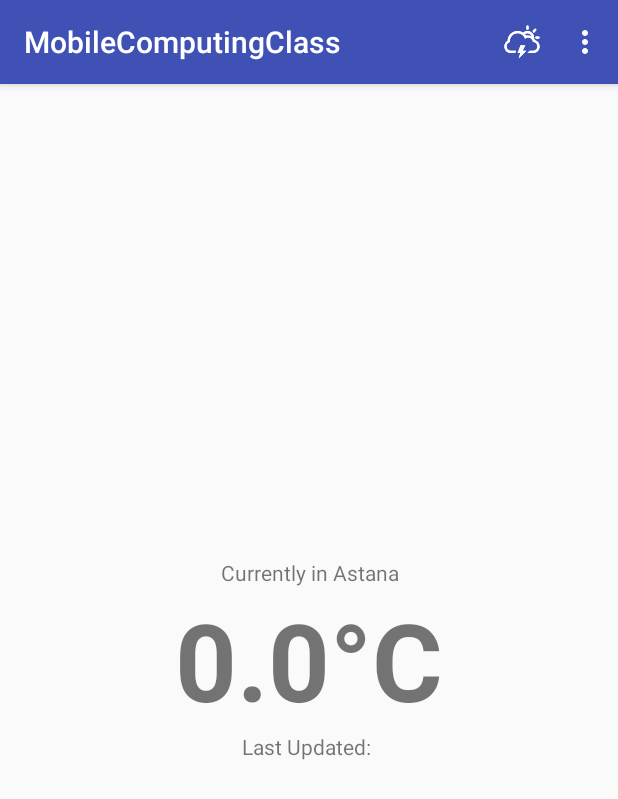
After one commit to strigePC/csci330-Mobile-Computing, an Android app: the ToolbarRESTActivity screen opened directly, with no data from a screen before it, on a phone screen of 412 x 824 dp. The commit adds this screen. Shown: the top 799 px of the screen. Run offline under Robolectric (Android 15) with nearby library versions, the phone set to English and light mode, and no system bars; libraries missing offline, so code that uses them is left out: org.springframework.http, org.springframework.web.

Commit message:
Add 18/01/18 lecture exercise (Toolbar and REST API) Change target SDK to 27

```diff
--- a/app/src/main/AndroidManifest.xml
+++ b/app/src/main/AndroidManifest.xml
@@ -1,6 +1,8 @@
 <?xml version="1.0" encoding="utf-8"?>
 <manifest xmlns:android="http://schemas.android.com/apk/res/android"
     package="com.example.strig.mobilecomputingclass">
+
+    <uses-permission android:name="android.permission.INTERNET" />
 
     <application
         android:allowBackup="true"
@@ -34,7 +36,8 @@
         </service>
 
         <activity android:name=".ExercisesActivity" />
-        <activity android:name=".HomeworkActivity"></activity>
+        <activity android:name=".HomeworkActivity" />
+        <activity android:name=".le180118.ToolbarRESTActivity"></activity>
     </application>
 
 </manifest>
--- /dev/null
+++ b/app/src/main/java/com/example/strig/mobilecomputingclass/le180118/ToolbarRESTActivity.java
@@ -0,0 +1,128 @@
+package com.example.strig.mobilecomputingclass.le180118;
+
+import android.annotation.SuppressLint;
+import android.os.AsyncTask;
+import android.support.v7.app.AppCompatActivity;
+import android.os.Bundle;
+import android.view.Menu;
+import android.view.MenuItem;
+import android.view.View;
+import android.widget.LinearLayout;
+import android.widget.RelativeLayout;
+import android.widget.TextView;
+
+import com.example.strig.mobilecomputingclass.R;
+
+import org.json.JSONException;
+import org.json.JSONObject;
+import org.springframework.http.converter.StringHttpMessageConverter;
+import org.springframework.web.client.RestTemplate;
+
+import java.text.DateFormat;
+import java.util.Date;
+import java.util.concurrent.ExecutionException;
+
+public class ToolbarRESTActivity extends AppCompatActivity {
+
+    private static final String TAG = "";
+
+    private RelativeLayout progress;
+    private LinearLayout data;
+    private TextView temperatureView;
+    private TextView lastUpdatedView;
+
+    private double temperature = 0.0;
+
+    @Override
+    protected void onCreate(Bundle savedInstanceState) {
+        super.onCreate(savedInstanceState);
+        setContentView(R.layout.activity_toolbar_rest);
+
+        progress = findViewById(R.id.le180118_progress);
+        data = findViewById(R.id.le180118_data);
+        temperatureView = findViewById(R.id.le180118_temperature);
+        lastUpdatedView = findViewById(R.id.le180118_temperatureText2);
+
+        String strTemperatureFormat = getResources().getString(R.string.temperature_value);
+        String strTemperature = String.format(strTemperatureFormat, 0.0);
+
+        String strLastUpdatedFormat = getResources().getString(R.string.temperature_text_2);
+        String strLastUpdated = String.format(strLastUpdatedFormat, "");
+
+        temperatureView.setText(strTemperature);
+        lastUpdatedView.setText(strLastUpdated);
+    }
+
+    @Override
+    public boolean onCreateOptionsMenu(Menu menu) {
+        getMenuInflater().inflate(R.menu.menu, menu);
+        return super.onCreateOptionsMenu(menu);
+    }
+
+    @SuppressLint("DefaultLocale")
+    @Override
+    public boolean onOptionsItemSelected(MenuItem item) {
+        switch (item.getItemId()) {
+            case R.id.weather_item:
+                WeatherAsyncTask loadInfo = new WeatherAsyncTask();
+                try {
+                    loadInfo.execute(getString(R.string.weather_api_url)).get();
+                } catch (InterruptedException e) {
+                    e.printStackTrace();
+                } catch (ExecutionException e) {
+                    e.printStackTrace();
+                }
+
+                return true;
+            default:
+                return super.onOptionsItemSelected(item);
+        }
+    }
+
+    private class WeatherAsyncTask extends AsyncTask<String, Void, Double> {
+
+        @Override
+        protected void onPreExecute() {
+            super.onPreExecute();
+
+            progress.setVisibility(View.VISIBLE);
+            data.setVisibility(View.GONE);
+        }
+
+        @Override
+        protected Double doInBackground(String... urls) {
+            String url = urls[0];
+
+            RestTemplate restTemplate = new RestTemplate();
+            restTemplate.getMessageConverters().add(new StringHttpMessageConverter());
+
+            try {
+                JSONObject forecastObject = new JSONObject(restTemplate.getForObject(url, String.class, "Android"));
+                JSONObject currentlyObject = forecastObject.getJSONObject("currently");
+                temperature = (currentlyObject.getDouble("temperature") - 32) / 1.8;
+            } catch (JSONException e) {
+                e.printStackTrace();
+            }
+
+            return temperature;
+        }
+
+        protected void onPostExecute(Double result) {
+            String lastUpdated = DateFormat.getDateTimeInstance().format(new Date());
+
+            String strTemperatureFormat = getResources().getString(R.string.temperature_value);
+            String strTemperature = String.format(strTemperatureFormat, result);
+
+            String strLastUpdatedFormat = getResources().getString(R.string.temperature_text_2);
+            String strLastUpdated = String.format(strLastUpdatedFormat, lastUpdated);
+
+            temperatureView.setText(strTemperature);
+            lastUpdatedView.setText(strLastUpdated);
+
+            progress.setVisibility(View.GONE);
+
+            data.setVisibility(View.VISIBLE);
+        }
+    }
+
+}
--- /dev/null
+++ b/app/src/main/res/drawable-v24/ic_weather_icon.xml
@@ -0,0 +1,5 @@
+<vector android:height="24dp" android:viewportHeight="1000.0"
+    android:viewportWidth="1000.0" android:width="24dp" xmlns:android="http://schemas.android.com/apk/res/android">
+    <path android:fillColor="#FFFFFF" android:pathData="M867.5,377.6c0,-17 13.8,-30.6 30.9,-30.6h60.7c17.3,0 30.9,13.7 30.9,30.6c0,17 -13.8,30.6 -30.9,30.6h-60.7C881.1,408.2 867.5,394.5 867.5,377.6L867.5,377.6zM771.1,344.8c-14.3,-51.8 -61.7,-89.8 -118,-89.8c-28.2,0 -54.1,9.5 -74.8,25.5c12.6,13.4 23.9,28.1 33.7,43.9c17.9,-5.3 36.9,-8.1 56.5,-8.1C706,316.3 741.1,326.7 771.1,344.8L771.1,344.8zM653.1,163.1c-17,0 -30.6,-13.8 -30.6,-30.9V71.6c0,-17.3 13.7,-30.9 30.6,-30.9c17,0 30.6,13.8 30.6,30.9v60.7C683.7,149.6 670,163.1 653.1,163.1L653.1,163.1zM804.7,225.9c-12,-12 -11.9,-31.4 0.2,-43.5l42.9,-42.9c12.2,-12.2 31.5,-12.2 43.5,-0.2s11.9,31.4 -0.2,43.5l-42.9,42.9C836,238 816.7,237.9 804.7,225.9L804.7,225.9zM460.6,591.9h131.2l-75,153.1h105.6L408.1,959.3l43.8,-153.1h-74.4L460.6,591.9zM530.8,240.3c32.5,-29 75.3,-46.6 122.2,-46.6c101.5,0 183.7,82.3 183.7,183.7c0,9.6 -0.7,19.1 -2.2,28.3c8.1,12.2 14.9,25.5 20.1,39.4c77.9,21.3 135.2,92.6 135.2,177.2c0,101.3 -82.3,183.7 -183.7,183.7h-153l61.2,-61.2h92c67.6,0 122.4,-55 122.4,-122.5c0,-67.6 -54.9,-122.5 -122.4,-122.5h-0.9c-7.6,-68.9 -66,-122.5 -137,-122.5c-32.4,0 -62.1,11.2 -85.7,29.9C556.1,319.2 474.3,255 377.5,255c-118.4,0 -214.4,96 -214.4,214.4c0,11.5 0.9,22.8 2.7,33.8c-54.2,12.7 -94.5,61.4 -94.5,119.3c0,67.6 54.9,122.5 122.4,122.5h141l-24.5,61.2H193.7C92.3,806.2 10,724 10,622.5c0,-67.9 37,-127.3 91.9,-159.1c3.2,-149.4 125.3,-269.6 275.5,-269.6C434.2,193.8 487,210.9 530.8,240.3L530.8,240.3z"/>
+    <path android:fillColor="#FFFFFF" android:pathData="M867.5,377.6c0,-17 13.8,-30.6 30.9,-30.6h60.7c17.3,0 30.9,13.7 30.9,30.6c0,17 -13.8,30.6 -30.9,30.6h-60.7C881.1,408.2 867.5,394.5 867.5,377.6L867.5,377.6zM771.1,344.8c-14.3,-51.8 -61.7,-89.8 -118,-89.8c-28.2,0 -54.1,9.5 -74.8,25.5c12.6,13.4 23.9,28.1 33.7,43.9c17.9,-5.3 36.9,-8.1 56.5,-8.1C706,316.3 741.1,326.7 771.1,344.8L771.1,344.8zM653.1,163.1c-17,0 -30.6,-13.8 -30.6,-30.9V71.6c0,-17.3 13.7,-30.9 30.6,-30.9c17,0 30.6,13.8 30.6,30.9v60.7C683.7,149.6 670,163.1 653.1,163.1L653.1,163.1zM804.7,225.9c-12,-12 -11.9,-31.4 0.2,-43.5l42.9,-42.9c12.2,-12.2 31.5,-12.2 43.5,-0.2s11.9,31.4 -0.2,43.5l-42.9,42.9C836,238 816.7,237.9 804.7,225.9L804.7,225.9zM460.6,591.9h131.2l-75,153.1h105.6L408.1,959.3l43.8,-153.1h-74.4L460.6,591.9zM530.8,240.3c32.5,-29 75.3,-46.6 122.2,-46.6c101.5,0 183.7,82.3 183.7,183.7c0,9.6 -0.7,19.1 -2.2,28.3c8.1,12.2 14.9,25.5 20.1,39.4c77.9,21.3 135.2,92.6 135.2,177.2c0,101.3 -82.3,183.7 -183.7,183.7h-153l61.2,-61.2h92c67.6,0 122.4,-55 122.4,-122.5c0,-67.6 -54.9,-122.5 -122.4,-122.5h-0.9c-7.6,-68.9 -66,-122.5 -137,-122.5c-32.4,0 -62.1,11.2 -85.7,29.9C556.1,319.2 474.3,255 377.5,255c-118.4,0 -214.4,96 -214.4,214.4c0,11.5 0.9,22.8 2.7,33.8c-54.2,12.7 -94.5,61.4 -94.5,119.3c0,67.6 54.9,122.5 122.4,122.5h141l-24.5,61.2H193.7C92.3,806.2 10,724 10,622.5c0,-67.9 37,-127.3 91.9,-159.1c3.2,-149.4 125.3,-269.6 275.5,-269.6C434.2,193.8 487,210.9 530.8,240.3L530.8,240.3z"/>
+</vector>
--- /dev/null
+++ b/app/src/main/res/layout/activity_toolbar_rest.xml
@@ -0,0 +1,52 @@
+<?xml version="1.0" encoding="utf-8"?>
+<android.support.constraint.ConstraintLayout xmlns:android="http://schemas.android.com/apk/res/android"
+    xmlns:app="http://schemas.android.com/apk/res-auto"
+    xmlns:tools="http://schemas.android.com/tools"
+    android:layout_width="match_parent"
+    android:layout_height="match_parent"
+    tools:context="com.example.strig.mobilecomputingclass.le180118.ToolbarRESTActivity">
+
+    <RelativeLayout
+        android:id="@+id/le180118_progress"
+        android:layout_width="match_parent"
+        android:layout_height="match_parent"
+        android:background="@android:color/transparent"
+        android:gravity="center"
+        android:visibility="gone">
+
+        <ProgressBar
+            android:layout_width="wrap_content"
+            android:layout_height="wrap_content" />
+    </RelativeLayout>
+
+    <LinearLayout
+        android:id="@+id/le180118_data"
+        android:layout_width="match_parent"
+        android:layout_height="match_parent"
+        android:orientation="vertical"
+        android:visibility="visible"
+        android:gravity="center">
+        <TextView
+            android:id="@+id/le180118_temperatureText1"
+            android:layout_width="wrap_content"
+            android:layout_height="wrap_content"
+            android:text="@string/temperature_text_1"
+            android:textAlignment="center" />
+
+        <TextView
+            android:id="@+id/le180118_temperature"
+            android:layout_width="wrap_content"
+            android:layout_height="wrap_content"
+            android:text="@string/temperature_value"
+            android:textSize="72sp"
+            android:textStyle="bold" />
+
+        <TextView
+            android:id="@+id/le180118_temperatureText2"
+            android:layout_width="wrap_content"
+            android:layout_height="wrap_content"
+            android:text="@string/temperature_text_2"
+            android:textAlignment="center" />
+    </LinearLayout>
+
+</android.support.constraint.ConstraintLayout>
--- /dev/null
+++ b/app/src/main/res/menu/menu.xml
@@ -0,0 +1,20 @@
+<menu
+    xmlns:android="http://schemas.android.com/apk/res/android"
+    xmlns:app="http://schemas.android.com/apk/res-auto"
+    xmlns:tools="http://schemas.android.com/tools"
+    >
+
+    <item
+        android:id="@+id/action_settings"
+        android:title="@string/action_settings"
+        android:orderInCategory="100"
+        app:showAsAction="never" />
+
+    <item
+        android:id="@+id/weather_item"
+        android:icon="@drawable/ic_weather_icon"
+        android:title="@string/show_weather"
+        android:orderInCategory="0"
+        app:showAsAction="ifRoom|withText"
+        />
+</menu>
--- a/app/src/main/res/values/colors.xml
+++ b/app/src/main/res/values/colors.xml
@@ -3,4 +3,5 @@
     <color name="colorPrimary">#3F51B5</color>
     <color name="colorPrimaryDark">#303F9F</color>
     <color name="colorAccent">#FF4081</color>
+    <color name="white">#FFFFFF</color>
 </resources>
--- a/app/src/main/res/values/strings.xml
+++ b/app/src/main/res/values/strings.xml
@@ -10,7 +10,7 @@
     </string-array>
     <string-array name="exercises">
         <item>16/01/18 - Touch and Custom Views</item>
-        <item>18/01/18 - Toolbars</item>
+        <item>18/01/18 - Toolbar and REST API</item>
         <item>23/01/18 - Sensors</item>
         <item>25/01/18 - Camera</item>
         <item>30/01/18 - ListView</item>
@@ -27,4 +27,12 @@
         <item>13/03/18 - Testing</item>
         <item>29/03/18 - Live Wallpaper</item>
     </string-array>
+
+    <!--le180118-->
+    <string name="action_settings">Settings</string>
+    <string name="show_weather">Show Weather</string>
+    <string name="temperature_value">%1$.1f°C</string>
+    <string name="temperature_text_1">Currently in Astana</string>
+    <string name="weather_api_url">https://api.darksky.net/forecast/738d9a59b3e1e73d1a8bf6b6053c6499/51.0891098,71.3988468</string>
+    <string name="temperature_text_2">Last Updated: %1$s</string>
 </resources>
```
Also changed, not shown: app/build.gradle (+4 -3 lines), app/src/main/java/com/example/strig/mobilecomputingclass/ExercisesActivity.java (+4 -3 lines).
